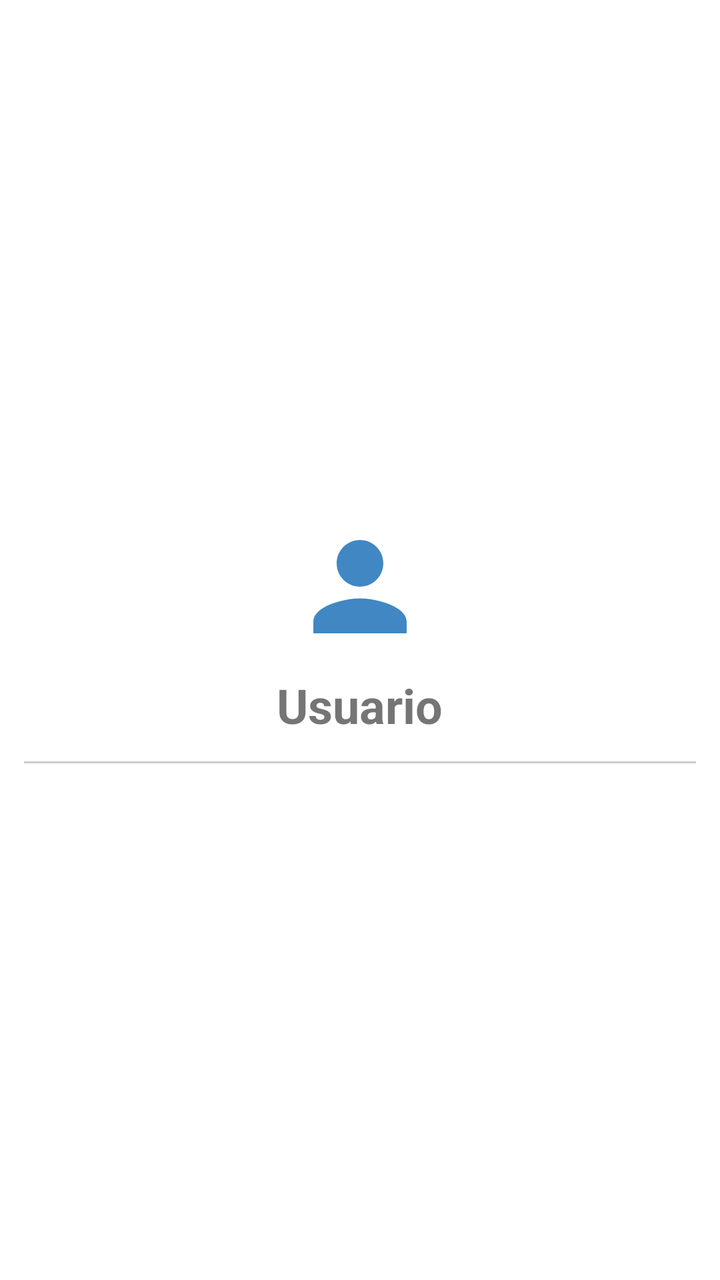
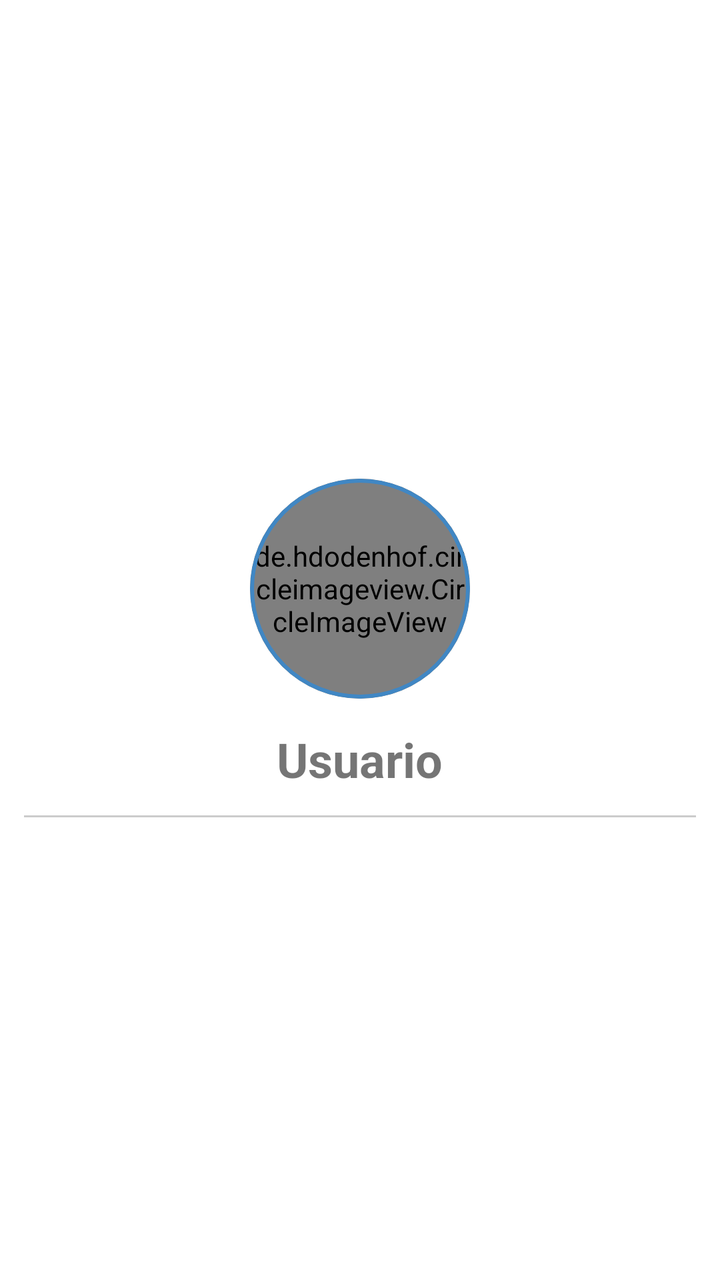

The first picture is an Android layout as it rendered before a commit; the second is the same layout after the commit. The layout source and the unified diff follow.
<!-- AndroidManifest.xml: application theme Theme.FollowUp -->
<!-- res/layout/drawer_header.xml -->
<LinearLayout xmlns:android="http://schemas.android.com/apk/res/android"
    xmlns:app="http://schemas.android.com/apk/res-auto"
    android:layout_width="match_parent"
    android:layout_height="180dp"
    android:orientation="vertical"
    android:gravity="center"
    android:background="@color/surface_primary"
    android:padding="12dp">

    <ImageView
        android:id="@+id/imgProfile"
        android:layout_width="70dp"
        android:layout_height="70dp"
        android:src="@drawable/ic_person" />

    <TextView
        android:id="@+id/txtName"
        android:layout_width="wrap_content"
        android:layout_height="wrap_content"
        android:textSize="24sp"
        android:text="Usuario"
        android:textStyle="bold"
        android:paddingTop="8dp"/>

    <View
        android:layout_width="match_parent"
        android:layout_height="1dp"
        android:background="#CCCCCC"
        android:layout_marginTop="12dp"/>

</LinearLayout>
<!-- resources referenced by this layout -->
<resources>
  <color name="surface_primary">#FFFFFFFF</color>
  <!-- drawable ic_person (drawable) -->
  <vector xmlns:android="http://schemas.android.com/apk/res/android" android:height="24dp" android:tint="#4087C4" android:viewportHeight="24" android:viewportWidth="24" android:width="24dp">
        
      <path android:fillColor="@android:color/white" android:pathData="M12,12c2.21,0 4,-1.79 4,-4s-1.79,-4 -4,-4 -4,1.79 -4,4 1.79,4 4,4zM12,14c-2.67,0 -8,1.34 -8,4v2h16v-2c0,-2.66 -5.33,-4 -8,-4z"/>
      
  </vector>
  <style name="Theme.FollowUp" parent="Theme.MaterialComponents.DayNight.NoActionBar">
          <item name="colorPrimary">@color/primary_blue</item>
          <item name="colorPrimaryVariant">@color/primary_blue</item>
          <item name="colorOnPrimary">@color/white</item>
          <item name="android:windowBackground">@color/surface_primary</item>
          <item name="android:textColorPrimary">@color/text_primary</item>
          <item name="android:textColorSecondary">@color/text_secondary</item>
          <item name="android:textColorHint">@color/text_hint</item>
          <item name="boxStrokeColor">@color/primary_blue</item>
          <item name="materialAlertDialogTheme">@style/ThemeOverlay.FollowUp.Dialog</item>
      </style>
  <color name="primary_blue">#FF4087C4</color>
  <color name="white">#FFFFFFFF</color>
  <color name="text_primary">#FF1E2939</color>
  <color name="text_secondary">#FF6C757D</color>
  <color name="text_hint">#FF999999</color>
  <style name="ThemeOverlay.FollowUp.Dialog" parent="ThemeOverlay.MaterialComponents.MaterialAlertDialog">
          <item name="android:background">@color/surface_primary</item>
      </style>
</resources>

<!-- the commit's change to res/layout/drawer_header.xml (unified diff, before → after) -->
@@ -1,17 +1,34 @@
 <LinearLayout xmlns:android="http://schemas.android.com/apk/res/android"
     xmlns:app="http://schemas.android.com/apk/res-auto"
     android:layout_width="match_parent"
-    android:layout_height="180dp"
+    android:layout_height="220dp"
     android:orientation="vertical"
     android:gravity="center"
     android:background="@color/surface_primary"
     android:padding="12dp">
 
-    <ImageView
-        android:id="@+id/imgProfile"
-        android:layout_width="70dp"
-        android:layout_height="70dp"
-        android:src="@drawable/ic_person" />
+    <com.google.android.material.card.MaterialCardView
+        android:id="@+id/profileContainer"
+        android:layout_width="110dp"
+        android:layout_height="110dp"
+        android:layout_centerHorizontal="true"
+        android:layout_marginTop="8dp"
+        android:clickable="true"
+        android:focusable="true"
+        android:foreground="?attr/selectableItemBackgroundBorderless"
+        app:cardCornerRadius="55dp"
+        app:cardElevation="0dp"
+        app:strokeWidth="2dp"
+        app:strokeColor="@color/primary_blue">
+
+        <de.hdodenhof.circleimageview.CircleImageView
+            android:id="@+id/profilePicture"
+            android:layout_width="match_parent"
+            android:layout_height="match_parent"
+            android:src="@drawable/ic_person"
+            android:scaleType="centerCrop"/>
+
+    </com.google.android.material.card.MaterialCardView>
 
     <TextView
         android:id="@+id/txtName"
@@ -20,6 +37,7 @@
         android:textSize="24sp"
         android:text="Usuario"
         android:textStyle="bold"
+        android:layout_marginTop="6dp"
         android:paddingTop="8dp"/>
 
     <View
